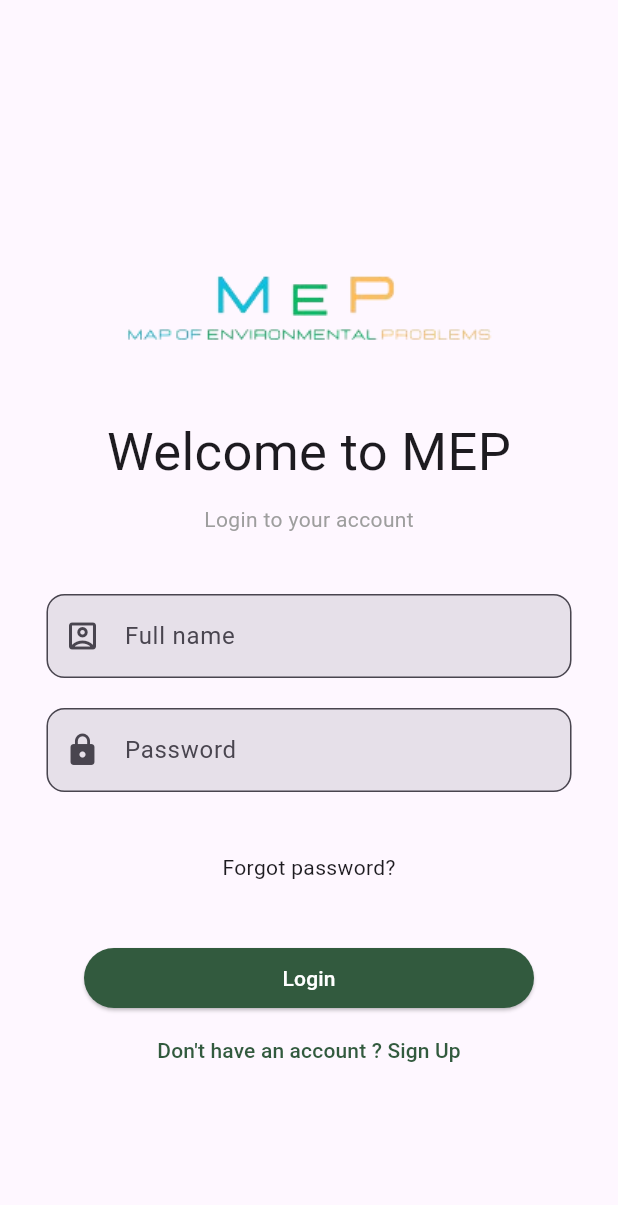
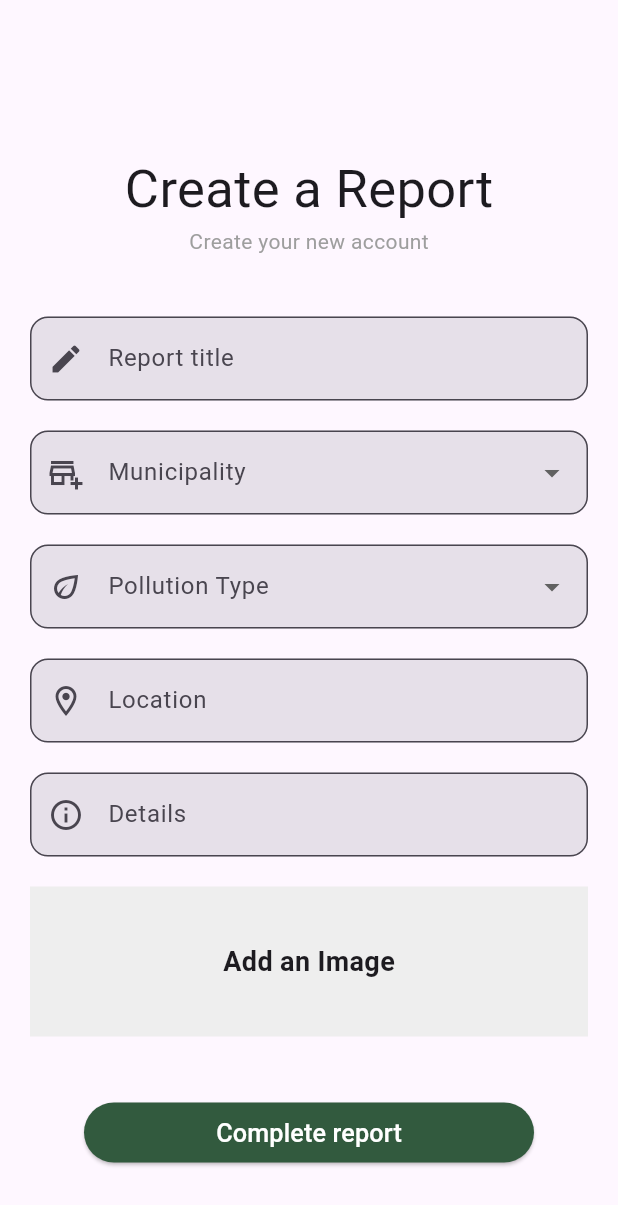
Before and after one commit to GDSC-IUC-Teknik-Takim/MEP, a Flutter app: the screen it shows after launch, on a phone screen of 412 x 824 dp. Shown: the top 1205 px of the screen. Run offline on Flutter 3.47's test engine with Material 3 defaults, Android fonts, the phone set to English and light mode, and no system bars; our stand-ins replace image_picker.

Commit message:
create report UI tamamlandı

```diff
--- /dev/null
+++ b/lib/app/views/create_report_view.dart
@@ -0,0 +1,218 @@
+import 'dart:io';
+import 'package:flutter/material.dart';
+import 'package:image_picker/image_picker.dart';
+
+void main() {
+  runApp(create_report());
+}
+
+class create_report extends StatefulWidget {
+  @override
+  State<create_report> createState() => _create_reportState();
+}
+
+class _create_reportState extends State<create_report> {
+   String? _selectedPollutionType;
+   String? _selectedMuniplicty;
+   File? _imageFile;
+  final List<String> _pollutionTypes = ['Air Pollution', 'Water Pollution', 'Land Pollution'];
+  final List<String> _MuniplicityList = ['Kadikoy', 'Avcilar', 'Kucukcekmece'];
+   Future<void> _getImage() async {
+     final picker = ImagePicker();
+     final pickedFile = await picker.pickImage(source: ImageSource.gallery);
+
+     setState(() {
+       _imageFile = File(pickedFile!.path);
+     });
+   }
+
+  @override
+  Widget build(BuildContext context) {
+    return MaterialApp(
+      home: Scaffold(
+        appBar: AppBar(
+
+        ),
+        body: Padding(
+          padding: EdgeInsets.all(20.0),
+          child: Column(
+            mainAxisAlignment: MainAxisAlignment.center,
+            children: <Widget>[
+              Text("Create a Report",textScaleFactor: 2.5,),
+              Text("Create your new account",
+                textScaleFactor: 1.0,
+                style: TextStyle(color: Colors.grey),),
+              SizedBox(height: 40.0),
+              reporttitle(),
+              SizedBox(height: 20.0),
+              DropdownButtonFormField<String>(
+                value: _selectedMuniplicty,
+                items: _MuniplicityList.map((String type) {
+                  return DropdownMenuItem<String>(
+                    value: type,
+                    child: Text(type),
+                  );
+                }).toList(),
+                onChanged: (String? newValue) {
+                  _selectedMuniplicty = newValue;
+                },
+                decoration: InputDecoration(
+                  labelText: 'Municipality',
+                  prefixIcon: Icon(Icons.add_business_outlined),
+                  border:OutlineInputBorder(borderRadius:BorderRadius.circular(12.0)),
+                  filled:true ,
+                  fillColor: Colors.grey[250],
+                ),
+
+              ),
+              SizedBox(height: 20.0),
+              DropdownButtonFormField<String>(
+                  value: _selectedPollutionType,
+                  items: _pollutionTypes.map((String type) {
+                    return DropdownMenuItem<String>(
+                      value: type,
+                      child: Text(type),
+                    );
+                  }).toList(),
+                  onChanged: (String? newValue) {
+                    _selectedPollutionType = newValue;
+                  },
+                  decoration: InputDecoration(
+                    labelText: 'Pollution Type',
+                    prefixIcon: Icon(Icons.eco_outlined),
+                    border:OutlineInputBorder(borderRadius:BorderRadius.circular(12.0)),
+                    filled:true ,
+                    fillColor: Colors.grey[250],
+                  ),
+
+              ),
+              SizedBox(height: 20.0),
+              LocationBar(),
+              SizedBox(height: 20.0),
+              DetailBar(),
+              SizedBox(height: 20.0),
+              GestureDetector(
+                onTap: _getImage,
+                child: Container(
+                  width: double.infinity,
+                  height: 100,
+                  color: Colors.grey[200],
+                  child: _imageFile != null
+                      ? Image.file(
+                    _imageFile!,
+                    fit: BoxFit.cover,
+                  )
+                      : Center(
+                    child: Text(
+                      'Add an Image',
+                      style: TextStyle(
+                        fontSize: 18.0,
+                        fontWeight: FontWeight.bold,
+                      ),
+                    ),
+                  ),
+                ),
+              ),
+              SizedBox(height: 40.0),
+              SignUpButton(),
+
+            ],
+          ),
+        ),
+      ),
+    );
+  }
+}
+
+
+
+class SignUpButton extends StatelessWidget {
+  const SignUpButton({
+    super.key,
+  });
+
+  @override
+  Widget build(BuildContext context) {
+    return ElevatedButton(
+      onPressed: () {},
+      style: ElevatedButton.styleFrom(
+          backgroundColor: Color.fromRGBO(50, 90, 62, 100),
+          fixedSize:Size(300,10)),
+      child: Column(
+        mainAxisAlignment: MainAxisAlignment.center,
+        children: [
+          Text('Complete report',
+            textScaleFactor: 1.2,
+            style: TextStyle(color:Colors.white),
+          ),
+        ],
+      ),
+    );
+  }
+}
+
+class DetailBar extends StatelessWidget {
+  const DetailBar({
+    super.key,
+  });
+
+  @override
+  Widget build(BuildContext context) {
+    return TextFormField(
+      decoration: InputDecoration(
+        prefixIcon:Icon(Icons.info_outline),
+        labelText: 'Details',
+        border:OutlineInputBorder(
+          borderSide: BorderSide(style: BorderStyle.none),
+          borderRadius: BorderRadius.circular(12.0),
+        ),
+        filled: true,
+        fillColor: Colors.grey[250],
+      ),);
+  }
+}
+
+class LocationBar extends StatelessWidget {
+  const LocationBar({
+    super.key,
+  });
+
+  @override
+  Widget build(BuildContext context) {
+    return TextFormField(obscureText: true,
+      decoration: InputDecoration(
+        prefixIcon:Icon(Icons.location_on_outlined),
+        labelText: 'Location',
+        border:OutlineInputBorder(
+          borderSide: BorderSide(style: BorderStyle.none),
+          borderRadius: BorderRadius.circular(12.0),
+        ),
+        filled: true,
+        fillColor: Colors.grey[250],
+      ),);
+  }
+}
+
+
+
+class reporttitle extends StatelessWidget {
+  const reporttitle({
+    super.key,
+  });
+
+  @override
+  Widget build(BuildContext context) {
+    return TextFormField(
+      decoration: InputDecoration(
+        prefixIcon:Icon(Icons.edit),
+        labelText: 'Report title',
+        border:OutlineInputBorder(
+          borderSide: BorderSide(style: BorderStyle.none),
+          borderRadius: BorderRadius.circular(12.0),
+        ),
+        filled: true,
+        fillColor: Colors.grey[250],
+      ),
+    );
+  }
+}
--- a/lib/app/views/login_screen_view.dart
+++ b/lib/app/views/login_screen_view.dart
@@ -35,7 +35,7 @@ class LoginScreen extends StatelessWidget {
 
 
             ),
-            SizedBox(height: 20),
+            SizedBox(height: 40),
             Text("Welcome to MEP",
                 textScaleFactor: 2.5,
             ),
@@ -43,7 +43,7 @@ class LoginScreen extends StatelessWidget {
             Text("Login to your account",
                 textScaleFactor: 1.0,
                 style: TextStyle(color: Colors.grey),),
-            SizedBox(height: 40),
+            SizedBox(height: 50),
             Container(child: Usernamebox(),width: 350),
             SizedBox(height: 20),
             Container(child: PasswordBar(),width:350),
```
